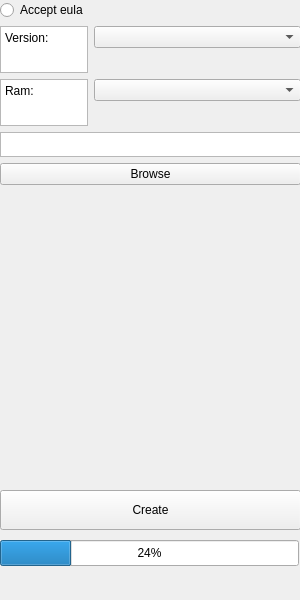
chicken10dys/MinecraftServerMakerGUI, file window.ui: the form before one commit.
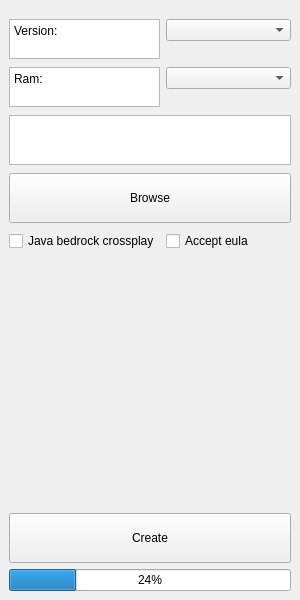
The form after the commit.

Commit message: Now it can automatically set up crossplay between java and bedrock

What changed in the file:
```diff
--- a/window.ui
+++ b/window.ui
@@ -26,50 +26,63 @@
    <string>Minecraft Server Maker</string>
   </property>
   <widget class="QWidget" name="centralwidget">
-   <widget class="QWidget" name="formLayoutWidget">
-    <property name="geometry">
-     <rect>
-      <x>0</x>
-      <y>0</y>
-      <width>301</width>
-      <height>191</height>
-     </rect>
-    </property>
-    <layout class="QFormLayout" name="formLayout">
+   <layout class="QGridLayout" name="gridLayout">
      <item row="0" column="0">
-      <widget class="QRadioButton" name="eulaBtn">
-       <property name="text">
-        <string>Accept eula</string>
+     <layout class="QFormLayout" name="formLayout">
+      <item row="2" column="0">
+       <layout class="QVBoxLayout" name="verticalLayout_2"/>
+      </item>
+      <item row="3" column="0">
+       <widget class="QPlainTextEdit" name="mcVersionTxt">
+        <property name="sizePolicy">
+         <sizepolicy hsizetype="Expanding" vsizetype="Minimum">
+          <horstretch>0</horstretch>
+          <verstretch>0</verstretch>
+         </sizepolicy>
+        </property>
+        <property name="maximumSize">
+         <size>
+          <width>16777215</width>
+          <height>40</height>
+         </size>
+        </property>
+        <property name="readOnly">
+         <bool>true</bool>
+        </property>
+        <property name="plainText">
+         <string>Version:</string>
        </property>
       </widget>
      </item>
-     <item row="1" column="1">
+      <item row="3" column="1">
       <widget class="QComboBox" name="mcVersionDrop"/>
      </item>
-     <item row="2" column="1">
+      <item row="4" column="0">
+       <widget class="QPlainTextEdit" name="ramTxt">
+        <property name="sizePolicy">
+         <sizepolicy hsizetype="Expanding" vsizetype="Fixed">
+          <horstretch>0</horstretch>
+          <verstretch>0</verstretch>
+         </sizepolicy>
+        </property>
+        <property name="maximumSize">
+         <size>
+          <width>16777215</width>
+          <height>40</height>
+         </size>
+        </property>
+        <property name="readOnly">
+         <bool>true</bool>
+        </property>
+        <property name="plainText">
+         <string>Ram:</string>
+        </property>
+       </widget>
+      </item>
+      <item row="4" column="1">
       <widget class="QComboBox" name="ramDrop"/>
      </item>
      <item row="6" column="0" colspan="2">
-      <layout class="QHBoxLayout" name="horizontalLayout">
-       <property name="sizeConstraint">
-        <enum>QLayout::SetMaximumSize</enum>
-       </property>
-      </layout>
-     </item>
-     <item row="5" column="0" colspan="2">
-      <widget class="QPushButton" name="browseBtn">
-       <property name="sizePolicy">
-        <sizepolicy hsizetype="Minimum" vsizetype="Expanding">
-         <horstretch>0</horstretch>
-         <verstretch>50</verstretch>
-        </sizepolicy>
-       </property>
-       <property name="text">
-        <string>Browse</string>
-       </property>
-      </widget>
-     </item>
-     <item row="4" column="0" colspan="2">
       <widget class="QPlainTextEdit" name="browseTxt">
        <property name="sizePolicy">
         <sizepolicy hsizetype="Expanding" vsizetype="Maximum">
@@ -83,6 +96,12 @@
          <height>25</height>
         </size>
        </property>
+        <property name="maximumSize">
+         <size>
+          <width>16777215</width>
+          <height>50</height>
+         </size>
+        </property>
        <property name="baseSize">
         <size>
          <width>0</width>
@@ -100,72 +119,81 @@
        </property>
       </widget>
      </item>
-     <item row="1" column="0">
-      <widget class="QPlainTextEdit" name="mcVersionTxt">
+      <item row="8" column="0" colspan="2">
+       <widget class="QPushButton" name="browseBtn">
        <property name="sizePolicy">
-        <sizepolicy hsizetype="Expanding" vsizetype="Fixed">
-         <horstretch>0</horstretch>
-         <verstretch>0</verstretch>
-        </sizepolicy>
-       </property>
-       <property name="readOnly">
-        <bool>true</bool>
-       </property>
-       <property name="plainText">
-        <string>Version:</string>
-       </property>
-      </widget>
-     </item>
-     <item row="2" column="0">
-      <widget class="QPlainTextEdit" name="ramTxt">
-       <property name="sizePolicy">
-        <sizepolicy hsizetype="Expanding" vsizetype="Fixed">
-         <horstretch>0</horstretch>
-         <verstretch>0</verstretch>
-        </sizepolicy>
-       </property>
-       <property name="readOnly">
-        <bool>true</bool>
-       </property>
-       <property name="plainText">
-        <string>Ram:</string>
-       </property>
-      </widget>
-     </item>
-    </layout>
-   </widget>
-   <widget class="QPushButton" name="createBtn">
-    <property name="geometry">
-     <rect>
-      <x>0</x>
-      <y>490</y>
-      <width>301</width>
-      <height>40</height>
-     </rect>
-    </property>
-    <property name="sizePolicy">
-     <sizepolicy hsizetype="Maximum" vsizetype="Expanding">
+         <sizepolicy hsizetype="Minimum" vsizetype="Expanding">
       <horstretch>0</horstretch>
       <verstretch>50</verstretch>
      </sizepolicy>
     </property>
+        <property name="maximumSize">
+         <size>
+          <width>16777215</width>
+          <height>50</height>
+         </size>
+        </property>
     <property name="text">
-     <string>Create</string>
-    </property>
-   </widget>
+         <string>Browse</string>
+        </property>
+       </widget>
+      </item>
+      <item row="9" column="0">
+       <widget class="QCheckBox" name="crossplayBtn">
+        <property name="text">
+         <string>Java bedrock crossplay</string>
+        </property>
+       </widget>
+      </item>
+      <item row="9" column="1">
+       <widget class="QCheckBox" name="eulaBtn">
+        <property name="text">
+         <string>Accept eula</string>
+        </property>
+       </widget>
+      </item>
+     </layout>
+    </item>
+    <item row="3" column="0">
    <widget class="QProgressBar" name="progressBar">
-    <property name="geometry">
-     <rect>
-      <x>0</x>
-      <y>540</y>
-      <width>299</width>
-      <height>26</height>
-     </rect>
-    </property>
     <property name="value">
      <number>24</number>
     </property>
    </widget>
+    </item>
+    <item row="2" column="0">
+     <widget class="QPushButton" name="createBtn">
+      <property name="sizePolicy">
+       <sizepolicy hsizetype="Expanding" vsizetype="Expanding">
+        <horstretch>0</horstretch>
+        <verstretch>50</verstretch>
+       </sizepolicy>
+      </property>
+      <property name="maximumSize">
+       <size>
+        <width>16777215</width>
+        <height>50</height>
+       </size>
+      </property>
+      <property name="text">
+       <string>Create</string>
+      </property>
+     </widget>
+    </item>
+    <item row="1" column="0">
+     <spacer name="verticalSpacer">
+      <property name="orientation">
+       <enum>Qt::Vertical</enum>
+      </property>
+      <property name="sizeHint" stdset="0">
+       <size>
+        <width>20</width>
+        <height>40</height>
+       </size>
+      </property>
+     </spacer>
+    </item>
+   </layout>
   </widget>
   <widget class="QMenuBar" name="menubar">
    <property name="geometry">
```
Left out of the diff: 2 changed lines with no effect on the pictures. Lines whose indentation alone changed are shown as unchanged. The commit also changes 5 other files.
